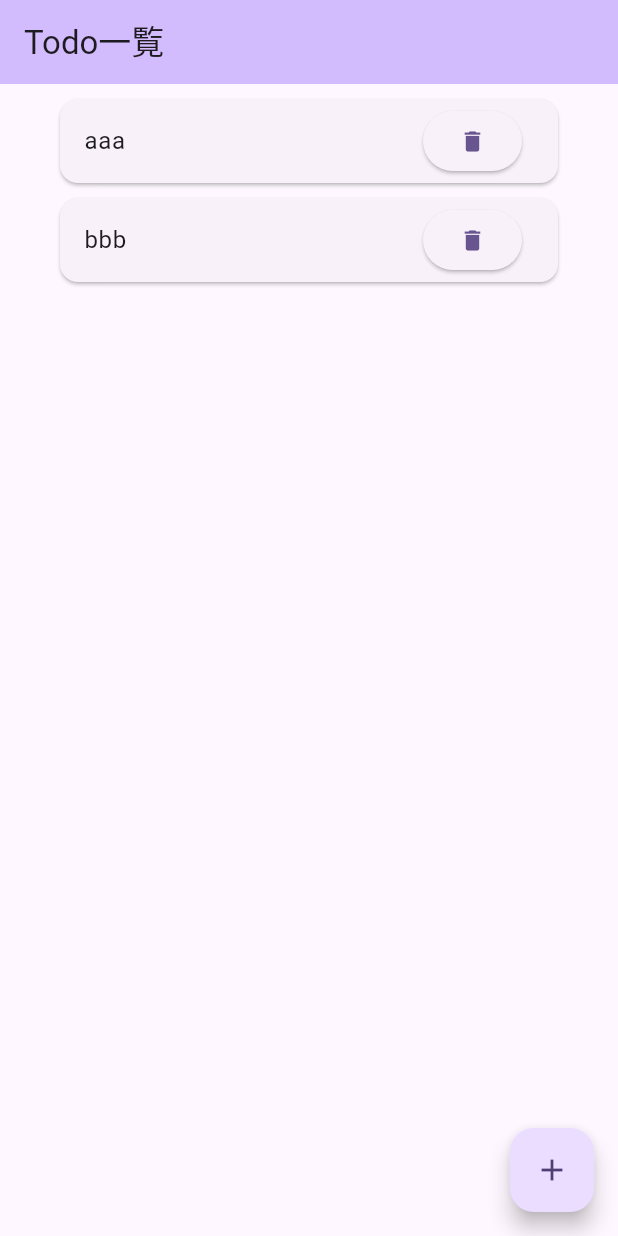
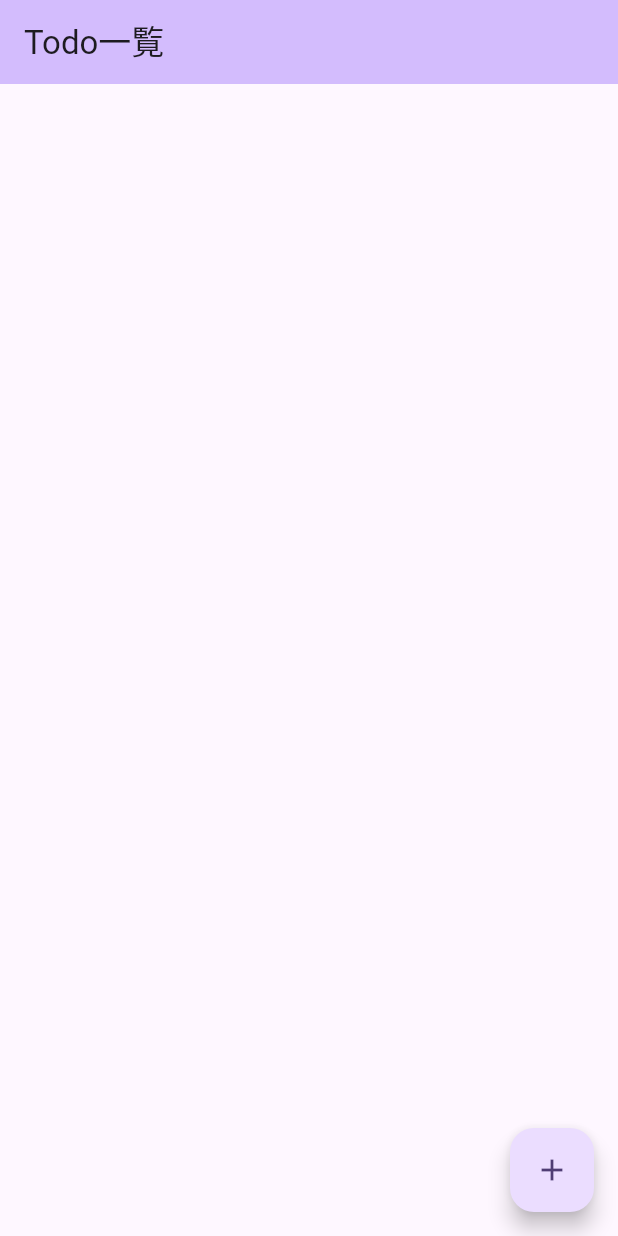
Before and after one commit to MutsuBojiiwa/flutter_application_todo, a Flutter app: the screen it shows after launch, on a phone screen of 412 x 824 dp. Run offline on Flutter 3.47's test engine with Material 3 defaults, Android fonts, the phone set to English and light mode, and no system bars.

Commit message:
デフォルトで入力していたTodoを削除

```diff
--- a/lib/main.dart
+++ b/lib/main.dart
@@ -32,7 +32,7 @@ class MyHomePage extends StatefulWidget {
 }
 
 class _MyHomePageState extends State<MyHomePage> {
-  List<String> todoList = ['aaa', 'bbb'];
+  List<String> todoList = [];
 
   @override
   Widget build(BuildContext context) {
@@ -60,7 +60,6 @@ class _MyHomePageState extends State<MyHomePage> {
                     _showDialog(context, todoList[index]).then((value) {
                       if (value != null) {
                         // ダイアログで入力された値を処理する
-                        debugPrint("入力された値: $value");
                         setState(() {
                           todoList[index] = value;
                         });
```
